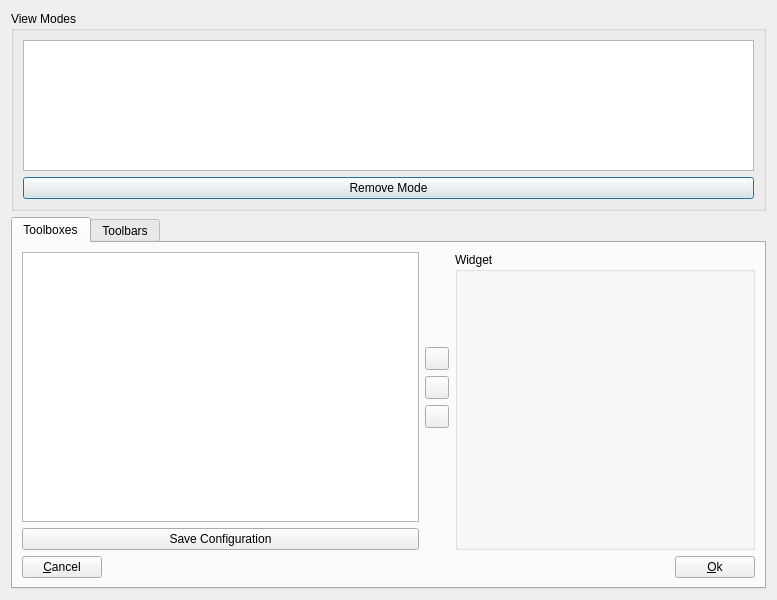
This is OpenFlipper/widgets/viewModeWidget/viewMode.ui in ShenRen/OpenFlipper as Qt 5 draws it before an edit. The edited form follows.
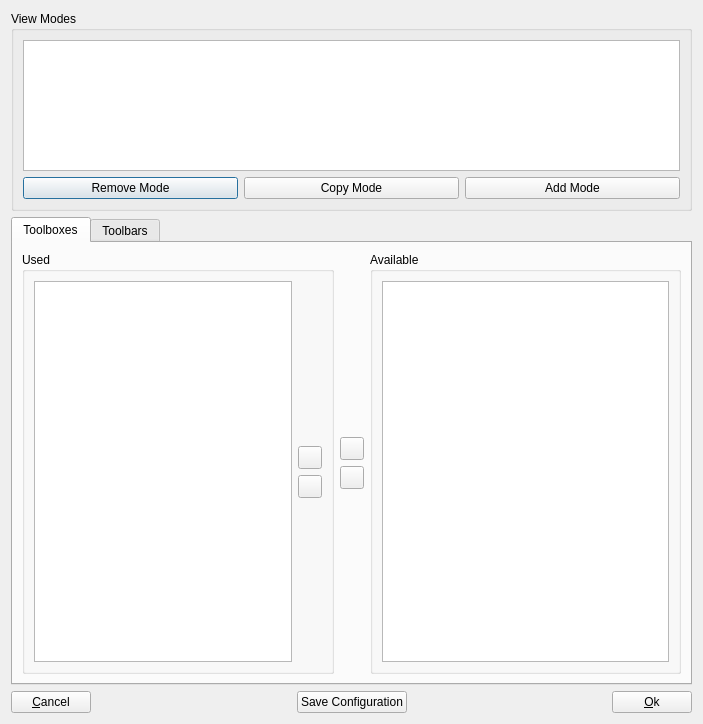
This is the edited form.

Commit message: A lot of work for view modes (new widget, basic toolbar implementations

```diff
--- a/OpenFlipper/widgets/viewModeWidget/viewMode.ui
+++ b/OpenFlipper/widgets/viewModeWidget/viewMode.ui
@@ -6,8 +6,8 @@
    <rect>
     <x>0</x>
     <y>0</y>
-    <width>777</width>
-    <height>600</height>
+    <width>703</width>
+    <height>724</height>
    </rect>
   </property>
   <property name="windowTitle">
@@ -49,12 +49,30 @@
        </widget>
       </item>
       <item>
+       <layout class="QHBoxLayout" name="horizontalLayout_2">
+        <item>
        <widget class="QPushButton" name="removeButton">
         <property name="text">
          <string>Remove Mode</string>
         </property>
        </widget>
       </item>
+        <item>
+         <widget class="QPushButton" name="copyButton">
+          <property name="text">
+           <string>Copy Mode</string>
+          </property>
+         </widget>
+        </item>
+        <item>
+         <widget class="QPushButton" name="addButton">
+          <property name="text">
+           <string>Add Mode</string>
+          </property>
+         </widget>
+        </item>
+       </layout>
+      </item>
      </layout>
     </widget>
    </item>
@@ -67,39 +85,16 @@
       <attribute name="title">
        <string>Toolboxes</string>
       </attribute>
-      <layout class="QGridLayout" name="gridLayout">
-       <item row="1" column="0" colspan="2">
-        <layout class="QHBoxLayout" name="_10">
+      <layout class="QVBoxLayout" name="verticalLayout_7">
          <item>
-          <widget class="QPushButton" name="cancelButton">
-           <property name="text">
-            <string>&amp;Cancel</string>
-           </property>
-          </widget>
-         </item>
+        <layout class="QHBoxLayout" name="horizontalLayout_3">
          <item>
-          <spacer>
-           <property name="orientation">
-            <enum>Qt::Horizontal</enum>
+          <widget class="QGroupBox" name="groupBox_3">
+           <property name="title">
+            <string>Used</string>
            </property>
-           <property name="sizeHint" stdset="0">
-            <size>
-             <width>40</width>
-             <height>20</height>
-            </size>
-           </property>
-          </spacer>
-         </item>
+           <layout class="QVBoxLayout" name="verticalLayout_4">
          <item>
-          <widget class="QPushButton" name="okButton">
-           <property name="text">
-            <string>&amp;Ok</string>
-           </property>
-          </widget>
-         </item>
-        </layout>
-       </item>
-       <item row="0" column="0">
         <layout class="QGridLayout" name="_7">
          <item row="0" column="0">
           <widget class="QListWidget" name="toolboxList">
@@ -145,13 +140,6 @@
              </property>
             </widget>
            </item>
-           <item>
-            <widget class="QToolButton" name="removeWidgetButton">
-             <property name="text">
-              <string/>
-             </property>
-            </widget>
-           </item>
            <item>
             <widget class="QToolButton" name="downButton">
              <property name="text">
@@ -174,27 +162,75 @@
            </item>
           </layout>
          </item>
-         <item row="1" column="0">
-          <widget class="QPushButton" name="saveButton">
+             </layout>
+            </item>
+           </layout>
+          </widget>
+         </item>
+         <item>
+          <layout class="QVBoxLayout" name="_11">
+           <item>
+            <spacer>
+             <property name="orientation">
+              <enum>Qt::Vertical</enum>
+             </property>
+             <property name="sizeHint" stdset="0">
+              <size>
+               <width>20</width>
+               <height>40</height>
+              </size>
+             </property>
+            </spacer>
+           </item>
+           <item>
+            <widget class="QToolButton" name="rightArrowToolbox">
            <property name="text">
-            <string>Save Configuration</string>
+              <string/>
            </property>
           </widget>
          </item>
-        </layout>
-       </item>
-       <item row="0" column="1">
+           <item>
+            <widget class="QToolButton" name="leftArrowToolbox">
+             <property name="text">
+              <string/>
+             </property>
+            </widget>
+           </item>
+           <item>
+            <spacer>
+             <property name="orientation">
+              <enum>Qt::Vertical</enum>
+             </property>
+             <property name="sizeHint" stdset="0">
+              <size>
+               <width>20</width>
+               <height>40</height>
+              </size>
+             </property>
+            </spacer>
+           </item>
+          </layout>
+         </item>
+         <item>
         <widget class="QGroupBox" name="groupBox">
-         <property name="minimumSize">
-          <size>
-           <width>300</width>
-           <height>0</height>
-          </size>
-         </property>
          <property name="title">
-          <string>Widget</string>
-         </property>
-        </widget>
+            <string>Available</string>
+           </property>
+           <layout class="QVBoxLayout" name="verticalLayout_3">
+            <item>
+             <widget class="QListWidget" name="availableToolboxes">
+              <property name="selectionMode">
+               <enum>QAbstractItemView::ExtendedSelection</enum>
+              </property>
+              <property name="sortingEnabled">
+               <bool>true</bool>
+              </property>
+             </widget>
+            </item>
+           </layout>
+          </widget>
+         </item>
+        </layout>
        </item>
       </layout>
      </widget>
@@ -202,8 +238,140 @@
       <attribute name="title">
        <string>Toolbars</string>
       </attribute>
-     </widget>
-    </widget>
+      <layout class="QHBoxLayout" name="horizontalLayout">
+       <item>
+        <widget class="QGroupBox" name="groupBox_4">
+         <property name="title">
+          <string>Used</string>
+         </property>
+         <layout class="QVBoxLayout" name="verticalLayout_5">
+          <item>
+           <widget class="QListWidget" name="toolbarList">
+            <property name="selectionMode">
+             <enum>QAbstractItemView::ExtendedSelection</enum>
+            </property>
+           </widget>
+          </item>
+         </layout>
+        </widget>
+       </item>
+       <item>
+        <layout class="QVBoxLayout" name="_9">
+         <item>
+          <spacer>
+           <property name="orientation">
+            <enum>Qt::Vertical</enum>
+           </property>
+           <property name="sizeHint" stdset="0">
+            <size>
+             <width>20</width>
+             <height>40</height>
+            </size>
+           </property>
+          </spacer>
+         </item>
+         <item>
+          <widget class="QToolButton" name="rightArrowToolbar">
+           <property name="text">
+            <string/>
+           </property>
+          </widget>
+         </item>
+         <item>
+          <widget class="QToolButton" name="leftArrowToolbar">
+           <property name="text">
+            <string/>
+           </property>
+          </widget>
+         </item>
+         <item>
+          <spacer>
+           <property name="orientation">
+            <enum>Qt::Vertical</enum>
+           </property>
+           <property name="sizeHint" stdset="0">
+            <size>
+             <width>20</width>
+             <height>40</height>
+            </size>
+           </property>
+          </spacer>
+         </item>
+        </layout>
+       </item>
+       <item>
+        <widget class="QGroupBox" name="groupBox_5">
+         <property name="title">
+          <string>Available</string>
+         </property>
+         <layout class="QVBoxLayout" name="verticalLayout_6">
+          <item>
+           <widget class="QListWidget" name="availableToolbars">
+            <property name="selectionMode">
+             <enum>QAbstractItemView::ExtendedSelection</enum>
+            </property>
+            <property name="sortingEnabled">
+             <bool>true</bool>
+            </property>
+           </widget>
+          </item>
+         </layout>
+        </widget>
+       </item>
+      </layout>
+     </widget>
+    </widget>
+   </item>
+   <item>
+    <layout class="QHBoxLayout" name="_10">
+     <item>
+      <widget class="QPushButton" name="cancelButton">
+       <property name="text">
+        <string>&amp;Cancel</string>
+       </property>
+      </widget>
+     </item>
+     <item>
+      <spacer name="horizontalSpacer">
+       <property name="orientation">
+        <enum>Qt::Horizontal</enum>
+       </property>
+       <property name="sizeHint" stdset="0">
+        <size>
+         <width>40</width>
+         <height>20</height>
+        </size>
+       </property>
+      </spacer>
+     </item>
+     <item>
+      <widget class="QPushButton" name="saveButton">
+       <property name="text">
+        <string>Save Configuration</string>
+       </property>
+      </widget>
+     </item>
+     <item>
+      <spacer>
+       <property name="orientation">
+        <enum>Qt::Horizontal</enum>
+       </property>
+       <property name="sizeHint" stdset="0">
+        <size>
+         <width>40</width>
+         <height>20</height>
+        </size>
+       </property>
+      </spacer>
+     </item>
+     <item>
+      <widget class="QPushButton" name="okButton">
+       <property name="text">
+        <string>&amp;Ok</string>
+       </property>
+      </widget>
+     </item>
+    </layout>
    </item>
   </layout>
  </widget>
```
Lines whose indentation alone changed are shown as unchanged. The commit also changes 10 other files.
